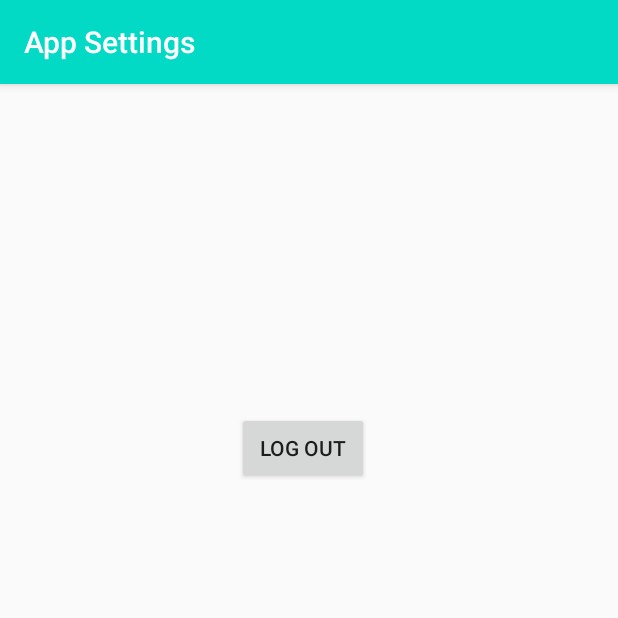
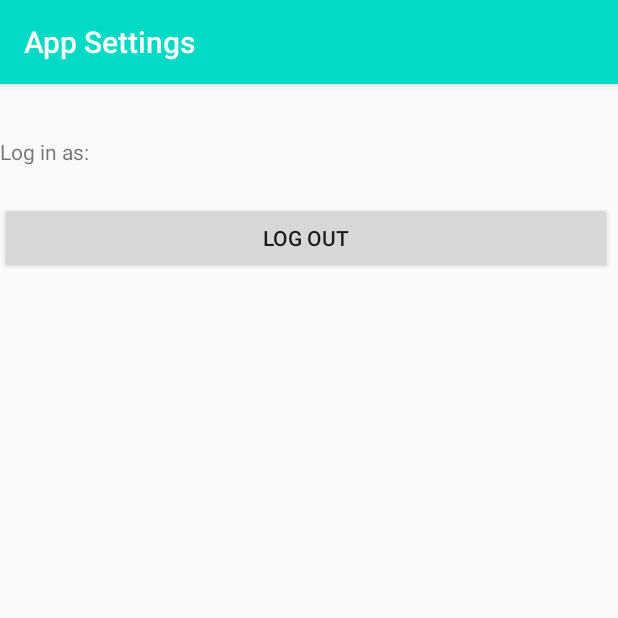
Before and after one commit to thitboxao0909/RoomControl, an Android app: the screen it shows after launch once a user with an empty profile is signed in (SettingsActivity), on a phone screen of 412 x 824 dp, the top half of it. Run offline under Robolectric (Android 15) with nearby library versions, the phone set to English and light mode, and no system bars; our stand-ins replace Firebase (no records; nobody signed in at launch, a user with empty details on screens opened directly).

Commit message:
settings

```diff
--- a/app/src/main/java/com/example/auth/MainActivity.java
+++ b/app/src/main/java/com/example/auth/MainActivity.java
@@ -26,6 +26,7 @@ public class MainActivity extends AppCompatActivity {
             Toast.makeText(MainActivity.this, "First Run", Toast.LENGTH_LONG)
                     .show();
         }
+
         getSharedPreferences("PREFERENCE", MODE_PRIVATE).edit()
                 .putBoolean("isFirstRun", false).apply();
 
--- a/app/src/main/java/com/example/auth/SettingsActivity.java
+++ b/app/src/main/java/com/example/auth/SettingsActivity.java
@@ -9,6 +9,7 @@ import android.os.Bundle;
 import android.util.Log;
 import android.view.View;
 import android.widget.Button;
+import android.widget.TextView;
 import android.widget.Toast;
 
 import com.google.android.gms.auth.api.signin.GoogleSignIn;
@@ -20,7 +21,7 @@ import com.google.firebase.auth.FirebaseAuth;
 public class SettingsActivity extends AppCompatActivity {
 
     Toolbar toolbar;
-
+    TextView logInText;
     @Override
     protected void onCreate(Bundle savedInstanceState) {
         super.onCreate(savedInstanceState);
@@ -28,10 +29,11 @@ public class SettingsActivity extends AppCompatActivity {
         toolbar = findViewById(R.id.toolbar);
         setSupportActionBar(toolbar);
         getSupportActionBar().setTitle("App Settings");
-
+        logInText = (TextView) findViewById(R.id.logInText);
         FirebaseAuth firebaseAuth = FirebaseAuth.getInstance();
         Log.d("tag","on create " + firebaseAuth.getCurrentUser().getEmail());
-        firebaseAuth.getCurrentUser().getEmail();
+        logInText.setText("Log in as: " + firebaseAuth.getCurrentUser().getEmail());
+
 
     }
 
--- a/app/src/main/res/layout/activity_settings.xml
+++ b/app/src/main/res/layout/activity_settings.xml
@@ -12,19 +12,28 @@
         android:layout_width="match_parent"
         android:layout_height="wrap_content" />
 
-    <Button
-        android:id="@+id/LogOut"
-        android:layout_width="wrap_content"
-        android:layout_height="wrap_content"
-        android:layout_marginStart="157dp"
-        android:layout_marginTop="172dp"
-        android:layout_marginEnd="166dp"
-        android:layout_marginBottom="455dp"
-        android:onClick="logout"
-        android:text="Log Out"
+    <LinearLayout
+        android:layout_width="408dp"
+        android:layout_height="104dp"
+        android:orientation="vertical"
         app:layout_constraintBottom_toBottomOf="parent"
         app:layout_constraintEnd_toEndOf="parent"
+        app:layout_constraintHorizontal_bias="0.0"
         app:layout_constraintStart_toStartOf="parent"
-        app:layout_constraintTop_toBottomOf="@+id/toolbar" />
+        app:layout_constraintTop_toTopOf="parent"
+        app:layout_constraintVertical_bias="0.127">
+
+        <TextView
+            android:id="@+id/logInText"
+            android:layout_width="match_parent"
+            android:layout_height="43dp" />
+
+        <Button
+            android:id="@+id/logOutBtn"
+            android:layout_width="match_parent"
+            android:layout_height="wrap_content"
+            android:onClick="logout"
+            android:text="@string/log_out" />
+    </LinearLayout>
 
 </androidx.constraintlayout.widget.ConstraintLayout>
--- a/app/src/main/res/values/strings.xml
+++ b/app/src/main/res/values/strings.xml
@@ -20,4 +20,5 @@
     <string name="title_activity_options">Options</string>
     <string name="title_activity_settings2">SettingsActivity2</string>
     <string name="settings">Settings</string>
+    <string name="log_out">Log Out</string>
 </resources>
```
